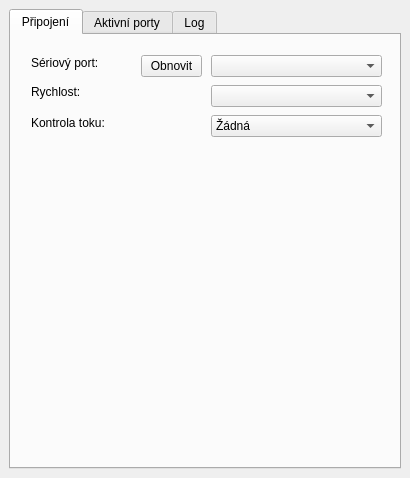
kmzbrnoI/rcs-lib-XpressNET-qt, file form/main-window.ui: the form before one commit.
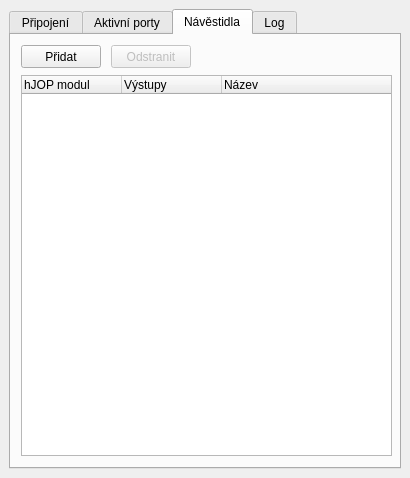
The form after the commit.

Commit message: Main-window: add signals list.

The edit to the form file:
```diff
--- a/form/main-window.ui
+++ b/form/main-window.ui
@@ -39,7 +39,7 @@
        <enum>QTabWidget::Rounded</enum>
       </property>
       <property name="currentIndex">
-       <number>0</number>
+       <number>2</number>
       </property>
       <property name="usesScrollButtons">
        <bool>true</bool>
@@ -238,6 +238,65 @@
         </property>
        </widget>
       </widget>
+      <widget class="QWidget" name="t_signals">
+       <attribute name="title">
+        <string>Návěstidla</string>
+       </attribute>
+       <widget class="QPushButton" name="b_signal_add">
+        <property name="geometry">
+         <rect>
+          <x>10</x>
+          <y>10</y>
+          <width>80</width>
+          <height>23</height>
+         </rect>
+        </property>
+        <property name="text">
+         <string>Přidat</string>
+        </property>
+       </widget>
+       <widget class="QPushButton" name="b_signal_delete">
+        <property name="enabled">
+         <bool>false</bool>
+        </property>
+        <property name="geometry">
+         <rect>
+          <x>100</x>
+          <y>10</y>
+          <width>80</width>
+          <height>23</height>
+         </rect>
+        </property>
+        <property name="text">
+         <string>Odstranit</string>
+        </property>
+       </widget>
+       <widget class="QTreeWidget" name="tw_signals">
+        <property name="geometry">
+         <rect>
+          <x>10</x>
+          <y>40</y>
+          <width>371</width>
+          <height>381</height>
+         </rect>
+        </property>
+        <column>
+         <property name="text">
+          <string>hJOP modul</string>
+         </property>
+        </column>
+        <column>
+         <property name="text">
+          <string>Výstupy</string>
+         </property>
+        </column>
+        <column>
+         <property name="text">
+          <string>Název</string>
+         </property>
+        </column>
+       </widget>
+      </widget>
       <widget class="QWidget" name="t_xn_log">
        <attribute name="title">
         <string>Log</string>
```
Left out of the diff: 2 changed lines with no effect on the pictures.
